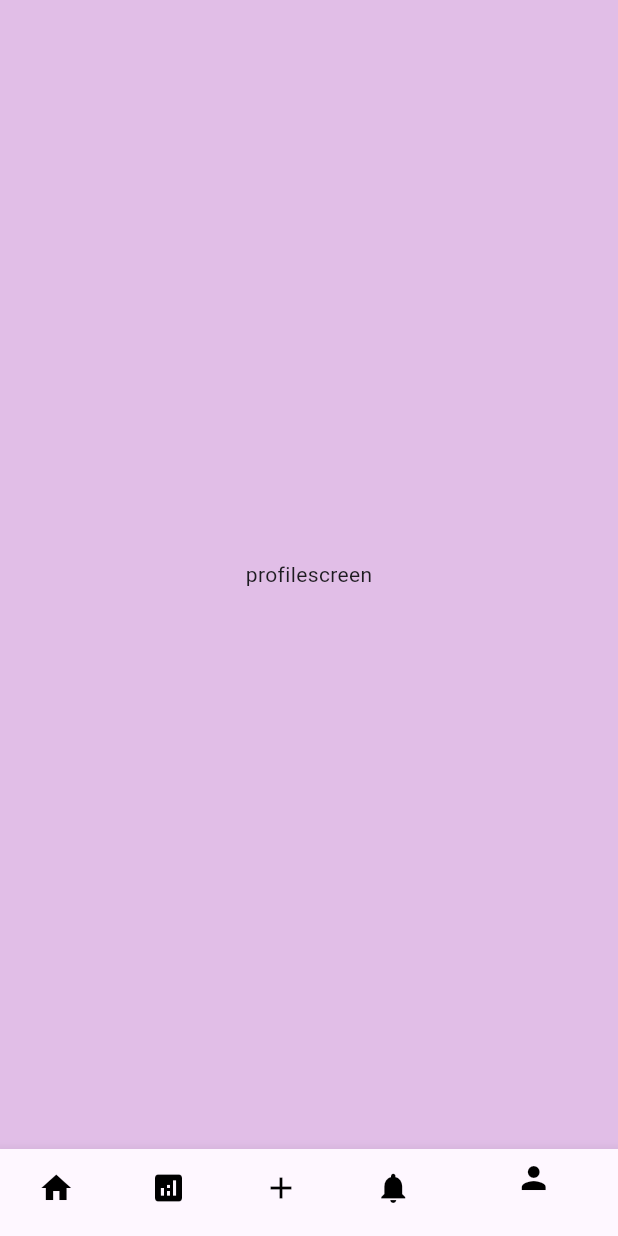
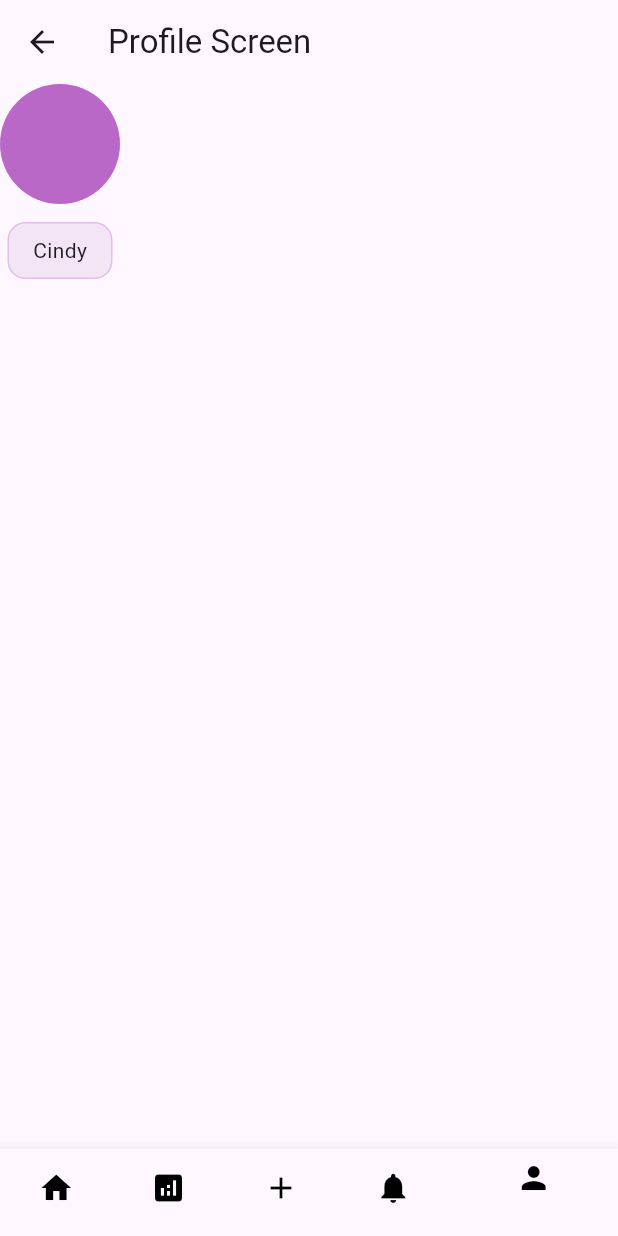
Before and after one commit to Cynthia-Chepkoech/CashCop, a Flutter app: the Homepage screen opened directly, item 5 of the bottom bar chosen, on a phone screen of 412 x 824 dp. Run offline on Flutter 3.47's test engine with Material 3 defaults, Android fonts, the phone set to English and light mode, and no system bars.

Commit message:
profilechanges

```diff
--- a/lib/main.dart
+++ b/lib/main.dart
@@ -1,4 +1,5 @@
 import 'package:cashcop/pages/homepage.dart';
+import 'package:cashcop/pages/profilepage.dart';
 import 'package:flutter/material.dart';
 
 void main() {
@@ -20,7 +21,7 @@
         useMaterial3: true,
         fontFamily: 'Roboto',
       ),
-      home: const Homepage()
+      home: const ProfilePage()
     );
   }
 }
--- a/lib/screens/profilescreen.dart
+++ b/lib/screens/profilescreen.dart
@@ -5,8 +5,25 @@
 
   @override
   Widget build(BuildContext context) {
-    return const Center(
-      child:Text("profilescreen")
-    );
+    return Scaffold(
+        appBar: AppBar(
+          title: const Text('Profile Screen'),
+          // backgroundColor: Colors.grey[900],
+        ),
+        body: Column(crossAxisAlignment: CrossAxisAlignment.center, children: [
+          CircleAvatar(
+            radius: 40,
+            backgroundColor: Colors.purple.shade300,
+          ),
+          SizedBox(height: 12),
+          Container(
+            padding: EdgeInsets.symmetric(horizontal: 16,vertical:8),
+            decoration: BoxDecoration(
+              border: Border.all(color: Colors.purple.shade100,),
+                color: Colors.purple.shade50,
+                borderRadius: BorderRadius.circular(12)),
+            child:Text("Cindy")
+          ),
+        ]));
   }
 }
```
Also changed, not shown: lib/components/drawer.dart (added, +41 -0 lines), lib/components/my_list_title.dart (added, +31 -0 lines), lib/pages/homepage.dart (+16 -0 lines), lib/pages/profilepage.dart (added, +66 -0 lines).
